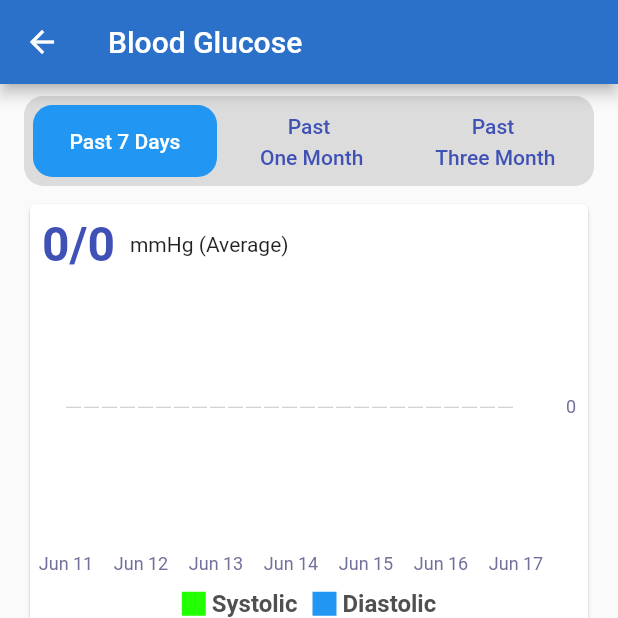
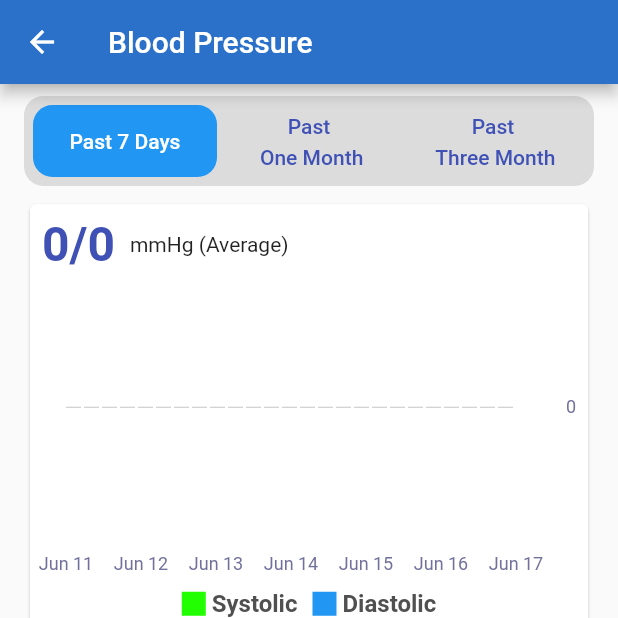
Before and after one commit to aknay/health_tracker_app, a Flutter app: the BloodPressureDashboardPage screen opened directly, on a phone screen of 412 x 824 dp, the top half of it. Run offline on Flutter 3.47's test engine with Material 2 defaults, Android fonts, the phone set to English and light mode, and no system bars; drawn by our look-alikes of fl_chart; our stand-ins replace dartz, flutter_local_notifications, flutter_speed_dial, get_it, google_mobile_ads, hive and 4 more; accounts and stored records are empty; generated files the repository leaves out were written again; network calls fail.

Commit message:
fix title text

```diff
--- a/lib/presentation/pages/blood_pressure/blood_pressure_dashboard/blood_pressure_dashboard_page.dart
+++ b/lib/presentation/pages/blood_pressure/blood_pressure_dashboard/blood_pressure_dashboard_page.dart
@@ -31,7 +31,7 @@ class _DashboardPageState extends State<BloodPressureDashboardPage> {
   Widget build(BuildContext context) {
     return Scaffold(
       appBar: AppBar(
-        title: Text(AppLocalizations.of(context)!.bloodGlucose),
+        title: Text(AppLocalizations.of(context)!.textBloodPressure),
       ),
       body: SafeArea(
         child: Column(
```
